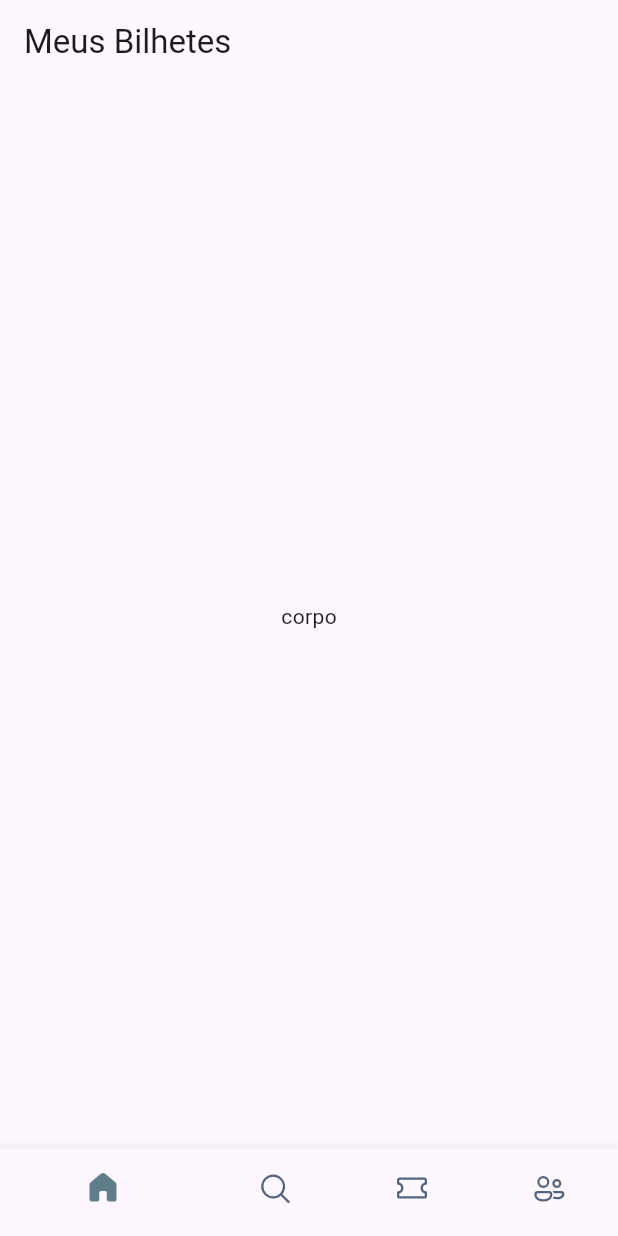
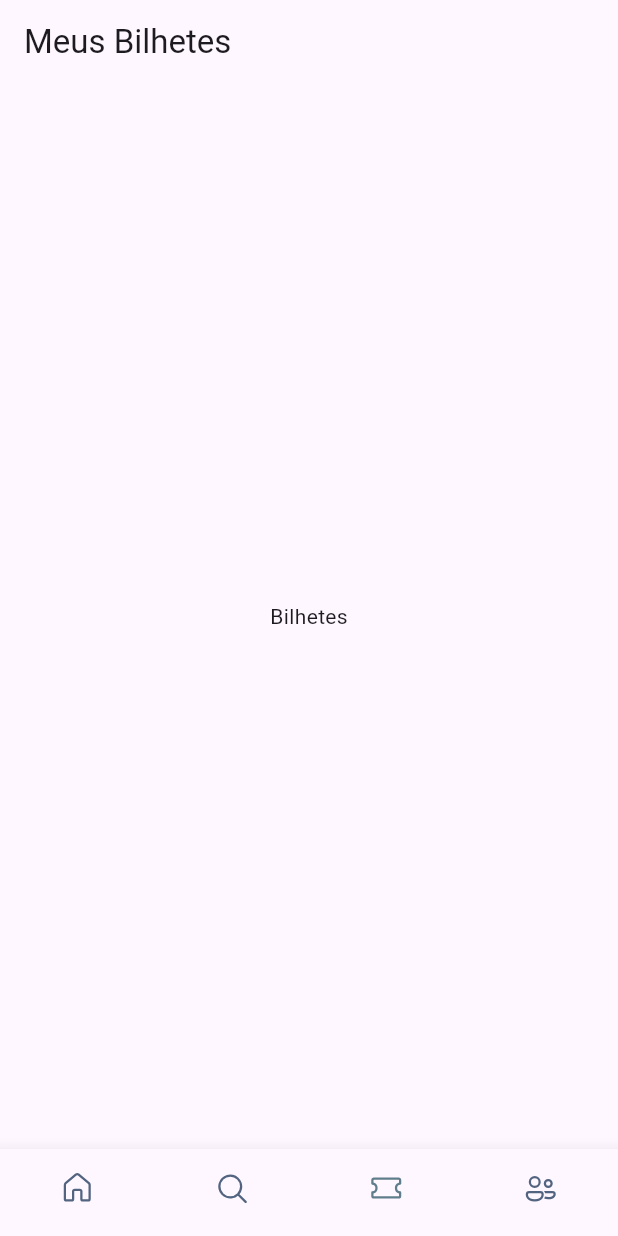
Before and after one commit to EusebioJoveth/booking_app, a Flutter app: the screen it shows after launch, on a phone screen of 412 x 824 dp. Run offline on Flutter 3.47's test engine with Material 2 defaults, Android fonts, the phone set to English and light mode, and no system bars; our stand-ins replace fluentui_icons.

```diff
--- a/lib/screens/bottom_bar.dart
+++ b/lib/screens/bottom_bar.dart
@@ -1,5 +1,6 @@
 import 'package:fluentui_icons/fluentui_icons.dart';
 import 'package:flutter/material.dart';
+import 'package:jt_reserva/screens/home_screean.dart';
 
 class BottomBar extends StatefulWidget {
   const BottomBar({super.key});
@@ -9,20 +10,37 @@ class BottomBar extends StatefulWidget {
 }
 
 class _BottomBarState extends State<BottomBar> {
+  int _selectedIndex = 2;
+  static final List<Widget> _widgetOptions = <Widget>[
+    HomeScreen(),
+    const Text("Pesquisa"),
+    const Text("Bilhetes"),
+    const Text("Perfil")
+  ];
+
+  void _onItemTapped(int index) {
+    setState(() {
+      _selectedIndex = index;
+    });
+  }
+
   @override
   Widget build(BuildContext context) {
     return Scaffold(
       appBar: AppBar(
         title: const Text("Meus Bilhetes"),
       ),
-      body: const Center(
-        child: Text("corpo"),
+      body: Center(
+        child: _widgetOptions[_selectedIndex],
       ),
       bottomNavigationBar: BottomNavigationBar(
+          currentIndex: _selectedIndex,
+          onTap: _onItemTapped,
           elevation: 10,
           showSelectedLabels: false,
           showUnselectedLabels: false,
           selectedItemColor: Colors.blueGrey,
+          type: BottomNavigationBarType.fixed,
           unselectedItemColor: const Color(0xFF526480),
           items: const [
             BottomNavigationBarItem(
--- a/pubspec.yaml
+++ b/pubspec.yaml
@@ -60,8 +60,8 @@ flutter:
   uses-material-design: true
 
   # To add assets to your application, add an assets section, like this:
-  # assets:
-  #   - images/a_dot_burr.jpeg
+  assets:
+    - assets/images/
   #   - images/a_dot_ham.jpeg
 
   # An image asset can refer to one or more resolution-specific "variants", see
```
Also changed, not shown: lib/screens/home_screean.dart (added, +27 -0 lines), assets/images/aviator.jpg (added).
